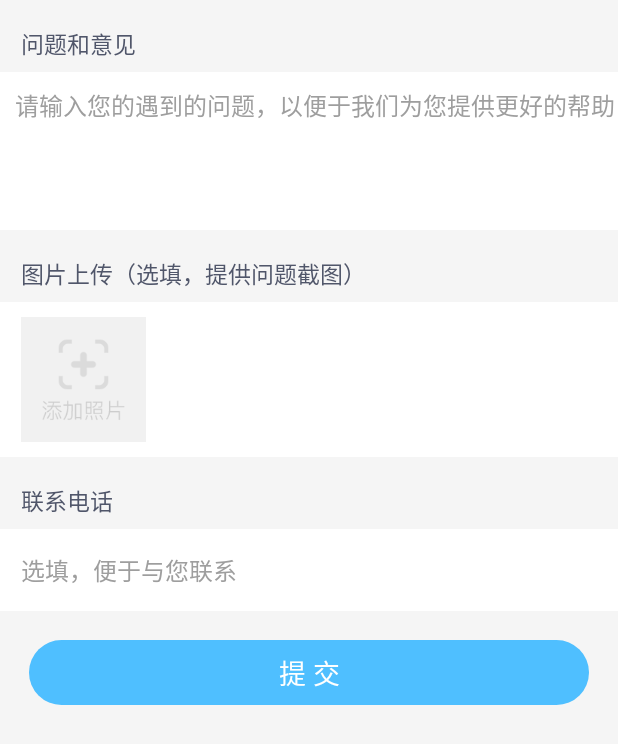
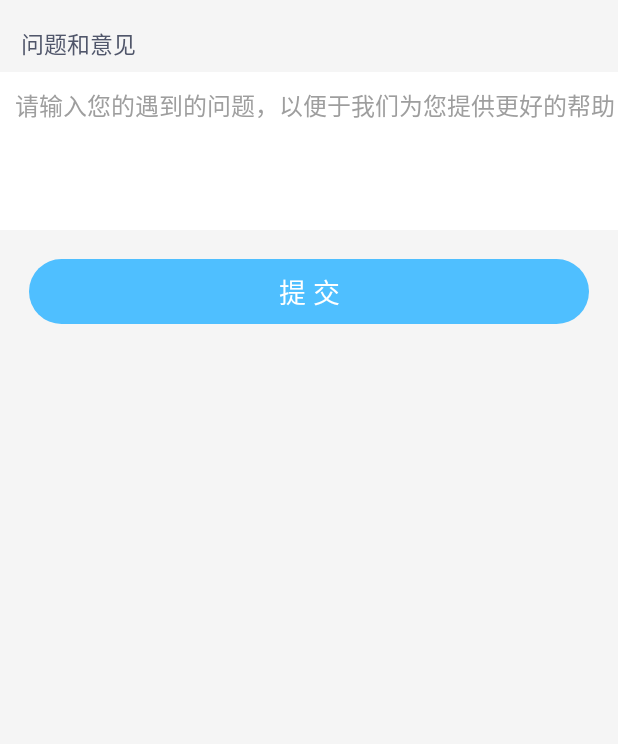
Before and after one commit to ADeveloperH/LeHFu, an Android app: the layout actiivty_feedback.xml on its own in the app's theme, with its tools: preview values and no code run, on a phone screen of 412 x 824 dp. Shown: the top 744 px of the screen. Run offline under Robolectric (Android 15) with nearby library versions, the phone set to English and light mode, and no system bars.

Commit message:
意见反馈功能完成

```diff
--- a/app/src/main/java/com/jiefutong/lehfu/http/Http.java
+++ b/app/src/main/java/com/jiefutong/lehfu/http/Http.java
@@ -72,6 +72,9 @@ public class Http {
 
     //退出登录
     public static final String LOGOUT = "index.php/User/Index/logout";
+
+    //用户反馈
+    public static final String FEEDBACK = "index.php/User/Feedback/index";
 
 
 
--- a/app/src/main/res/layout/actiivty_feedback.xml
+++ b/app/src/main/res/layout/actiivty_feedback.xml
@@ -16,6 +16,7 @@
         android:textSize="15dp" />
 
     <EditText
+        android:id="@+id/et_content"
         android:layout_width="match_parent"
         android:layout_height="105dp"
         android:background="#fff"
@@ -26,60 +27,61 @@
         android:textColorHint="#9E9E9E"
         android:textSize="16dp" />
 
-    <TextView
-        android:layout_width="wrap_content"
-        android:layout_height="wrap_content"
-        android:layout_marginBottom="7dp"
-        android:layout_marginLeft="14dp"
-        android:layout_marginTop="17dp"
-        android:text="图片上传（选填，提供问题截图）"
-        android:textColor="#50566A"
-        android:textSize="15dp" />
+    <!--<TextView-->
+        <!--android:layout_width="wrap_content"-->
+        <!--android:layout_height="wrap_content"-->
+        <!--android:layout_marginBottom="7dp"-->
+        <!--android:layout_marginLeft="14dp"-->
+        <!--android:layout_marginTop="17dp"-->
+        <!--android:text="图片上传（选填，提供问题截图）"-->
+        <!--android:textColor="#50566A"-->
+        <!--android:textSize="15dp" />-->
 
-    <LinearLayout
-        android:layout_width="match_parent"
-        android:layout_height="wrap_content"
-        android:background="#fff"
-        android:orientation="horizontal"
-        android:paddingBottom="10dp"
-        android:paddingLeft="14dp"
-        android:paddingTop="10dp">
+    <!--<LinearLayout-->
+        <!--android:layout_width="match_parent"-->
+        <!--android:layout_height="wrap_content"-->
+        <!--android:background="#fff"-->
+        <!--android:orientation="horizontal"-->
+        <!--android:paddingBottom="10dp"-->
+        <!--android:paddingLeft="14dp"-->
+        <!--android:paddingTop="10dp">-->
 
-        <RelativeLayout
-            android:layout_width="83dp"
-            android:layout_height="83dp">
+        <!--<RelativeLayout-->
+            <!--android:layout_width="83dp"-->
+            <!--android:layout_height="83dp">-->
 
-            <ImageView
-                android:layout_width="match_parent"
-                android:layout_height="match_parent"
-                android:src="@drawable/feedback_addphoto" />
-        </RelativeLayout>
+            <!--<ImageView-->
+                <!--android:layout_width="match_parent"-->
+                <!--android:layout_height="match_parent"-->
+                <!--android:src="@drawable/feedback_addphoto" />-->
+        <!--</RelativeLayout>-->
 
-    </LinearLayout>
+    <!--</LinearLayout>-->
 
-    <TextView
-        android:layout_width="wrap_content"
-        android:layout_height="wrap_content"
-        android:layout_marginBottom="7dp"
-        android:layout_marginLeft="14dp"
-        android:layout_marginTop="17dp"
-        android:text="联系电话"
-        android:textColor="#50566A"
-        android:textSize="15dp" />
+    <!--<TextView-->
+        <!--android:layout_width="wrap_content"-->
+        <!--android:layout_height="wrap_content"-->
+        <!--android:layout_marginBottom="7dp"-->
+        <!--android:layout_marginLeft="14dp"-->
+        <!--android:layout_marginTop="17dp"-->
+        <!--android:text="联系电话"-->
+        <!--android:textColor="#50566A"-->
+        <!--android:textSize="15dp" />-->
 
-    <EditText
-        android:layout_width="match_parent"
-        android:layout_height="wrap_content"
-        android:background="#fff"
-        android:gravity="top"
-        android:hint="选填，便于与您联系"
-        android:paddingBottom="15dp"
-        android:paddingLeft="14dp"
-        android:paddingTop="15dp"
-        android:textColorHint="#9E9E9E"
-        android:textSize="16dp" />
+    <!--<EditText-->
+        <!--android:layout_width="match_parent"-->
+        <!--android:layout_height="wrap_content"-->
+        <!--android:background="#fff"-->
+        <!--android:gravity="top"-->
+        <!--android:hint="选填，便于与您联系"-->
+        <!--android:paddingBottom="15dp"-->
+        <!--android:paddingLeft="14dp"-->
+        <!--android:paddingTop="15dp"-->
+        <!--android:textColorHint="#9E9E9E"-->
+        <!--android:textSize="16dp" />-->
 
     <Button
+        android:id="@+id/btn_submit"
         style="?android:attr/borderlessButtonStyle"
         android:layout_width="match_parent"
         android:layout_height="43dp"
```
Also changed, not shown: app/src/main/java/com/jiefutong/lehfu/activity/FeedBackActivity.java (+52 -0 lines).
